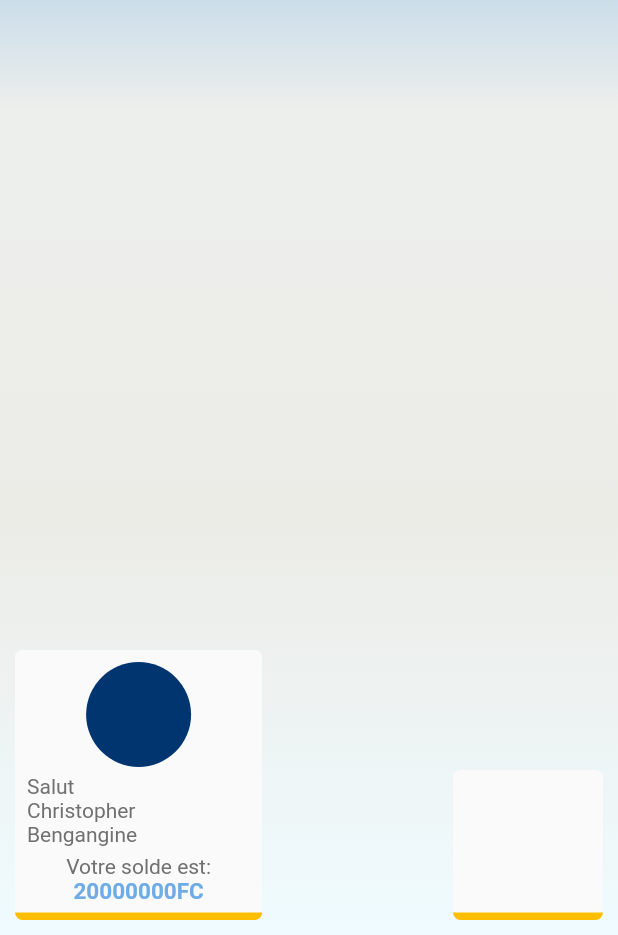
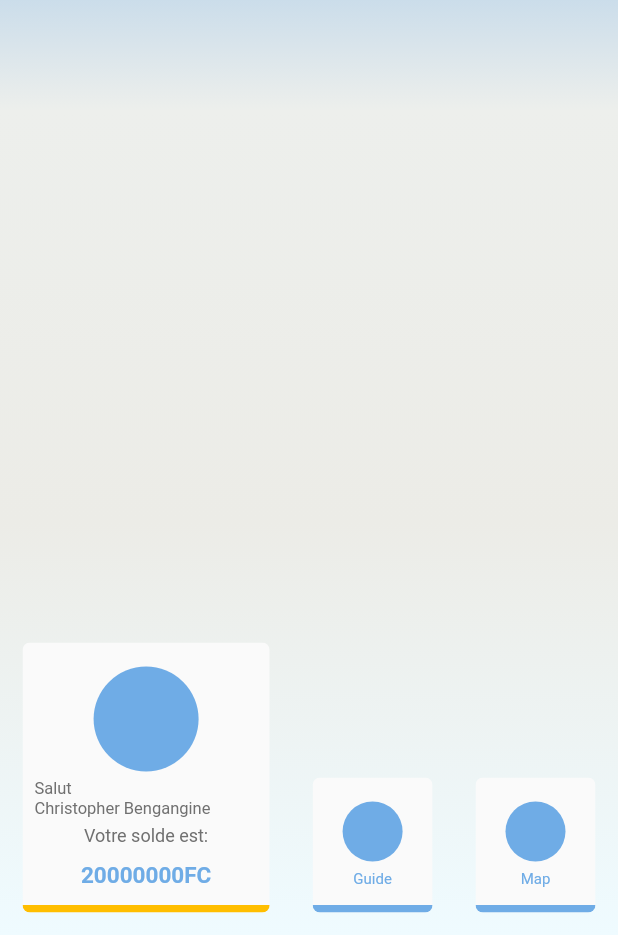
Before and after one commit to chizakasipascal/wiiqare_draft, a Flutter app: the screen it shows after launch, after a tap on "Se connecter", on a phone screen of 412 x 824 dp, the part 301-1236 px from its top. Run offline on Flutter 3.47's test engine with Material 2 defaults, Android fonts, the phone set to English and light mode, and no system bars.

Commit message:
welcome page items uix ok

```diff
--- a/lib/views/ui/welcome.dart
+++ b/lib/views/ui/welcome.dart
@@ -39,23 +39,27 @@ class Welcome extends StatelessWidget {
                           padding: const EdgeInsets.all(8.0),
                           child: Column(
                             crossAxisAlignment: CrossAxisAlignment.start,
+                            mainAxisAlignment: MainAxisAlignment.center,
                             children: [
                               Align(
                                 alignment: Alignment.center,
                                 child: SizedBox(
                                   height: 70,
                                   width: 70,
-                                  child: CircleAvatar(backgroundColor: Bleu),
+                                  child:
+                                      CircleAvatar(backgroundColor: BlueText),
                                 ),
                               ),
                               SizedBox(height: 5),
                               SingleTitle(
                                 singleTitle: "Salut",
                                 color: Grey,
+                                size: 11.0,
                               ),
                               SingleTitle(
                                 singleTitle: "Christopher Bengangine",
                                 color: Grey,
+                                size: 11.0,
                               ),
                               SizedBox(height: 5),
                               Center(
@@ -65,8 +69,9 @@ class Welcome extends StatelessWidget {
                                     SingleTitle(
                                       singleTitle: "Votre solde est:",
                                       color: Grey,
+                                      size: 12.0,
                                     ),
-
+                                    SizedBox(height: 10),
                                     // getMontant
                                     Text(
                                       "${montant}FC",
@@ -84,14 +89,56 @@ class Welcome extends StatelessWidget {
                       ),
                       SizedBox(
                         height: 100,
-                        width: 100,
+                        width: 90,
                         child: WelcomItemsButtom(
                           size: size,
+                          color: BlueText,
                           widget: Padding(
                             padding: const EdgeInsets.all(10.0),
+                            child: Column(
+                              mainAxisAlignment: MainAxisAlignment.spaceEvenly,
+                              children: [
+                                Align(
+                                  alignment: Alignment.topCenter,
+                                  child: CircleAvatar(
+                                    backgroundColor: BlueText,
+                                  ),
+                                ),
+                                SingleTitle(
+                                  singleTitle: "Guide",
+                                  size: 10.0,
+                                )
+                              ],
+                            ),
                           ),
                         ),
-                      )
+                      ),
+                      SizedBox(
+                        height: 100,
+                        width: 90,
+                        child: WelcomItemsButtom(
+                          size: size,
+                          color: BlueText,
+                          widget: Padding(
+                            padding: const EdgeInsets.all(10.0),
+                            child: Column(
+                              mainAxisAlignment: MainAxisAlignment.spaceEvenly,
+                              children: [
+                                Align(
+                                  alignment: Alignment.topCenter,
+                                  child: CircleAvatar(
+                                    backgroundColor: BlueText,
+                                  ),
+                                ),
+                                SingleTitle(
+                                  singleTitle: "Map",
+                                  size: 10.0,
+                                )
+                              ],
+                            ),
+                          ),
+                        ),
+                      ),
                     ],
                   ),
                 ),
--- a/lib/views/widgets/singleTitle.dart
+++ b/lib/views/widgets/singleTitle.dart
@@ -2,20 +2,21 @@ import 'package:flutter/material.dart';
 import 'package:wiiqare/utils/colors.dart';
 
 class SingleTitle extends StatelessWidget {
-  final singleTitle;
+  final singleTitle, size;
   final Color color;
 
   const SingleTitle({
     Key key,
     @required this.singleTitle,
     this.color = BlueText,
+    this.size,
   }) : super(key: key);
 
   @override
   Widget build(BuildContext context) {
     return Text(
       singleTitle,
-      style: TextStyle(color: color),
+      style: TextStyle(color: color, fontSize: size),
     );
   }
 }
--- a/lib/views/widgets/welcomItemsButtom.dart
+++ b/lib/views/widgets/welcomItemsButtom.dart
@@ -4,15 +4,19 @@ import 'package:wiiqare/utils/colors.dart';
 class WelcomItemsButtom extends StatelessWidget {
   final Widget widget;
   final Size size;
+  final Color color;
   const WelcomItemsButtom({
     Key key,
     @required this.size,
     @required this.widget,
+    this.color = Yello,
   }) : super(key: key);
 
   @override
   Widget build(BuildContext context) {
-    return ClipRRect(
+    return Padding(
+      padding: const EdgeInsets.all(5.0),
+      child: ClipRRect(
         borderRadius: BorderRadius.circular(5),
         child: Material(
           child: Container(
@@ -24,7 +28,7 @@ class WelcomItemsButtom extends StatelessWidget {
                   alignment: Alignment.bottomCenter,
                   child: Container(
                     height: 5,
-                  color: Yello,
+                    color: color,
                   ),
                 ),
                 widget,
@@ -32,6 +36,7 @@ class WelcomItemsButtom extends StatelessWidget {
             ),
           ),
         ),
+      ),
     );
   }
 }
```
Lines whose indentation alone changed are shown as unchanged.
